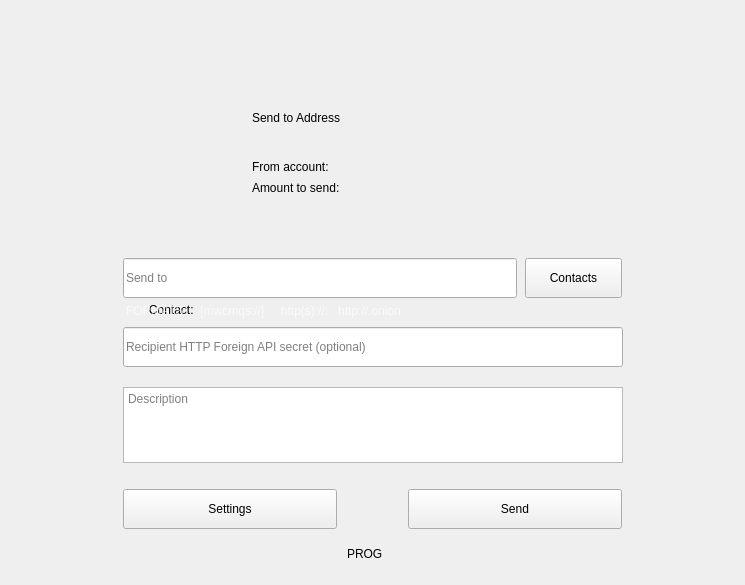
This is windows_desktop/g_sendOnline.ui in 0xkobe/mwc-wallet as Qt 5 draws it before an edit. The edited form follows.
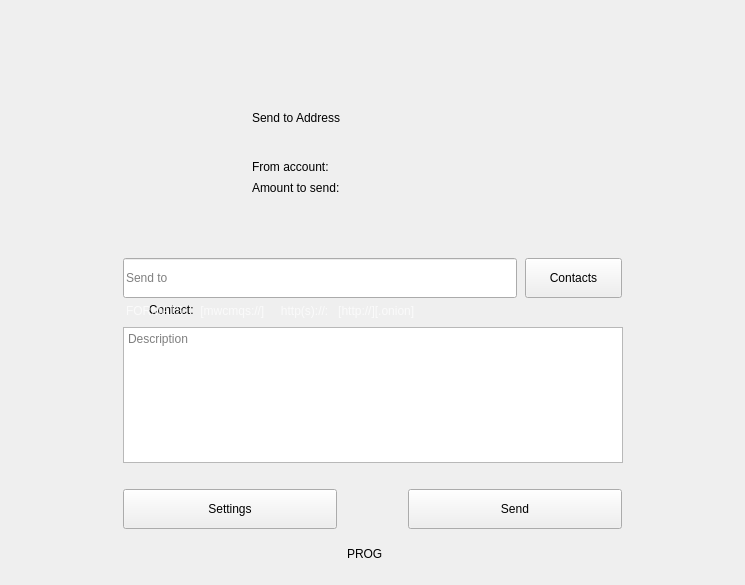
This is the edited form. Icons and pictures are not drawn. Custom widgets are drawn as their Qt base class.

Commit message: https://github.com/mwcproject/mwc-qt-wallet/issues/684 - Slatepacks integration

The edit to the form file:
```diff
--- a/windows_desktop/g_sendOnline.ui
+++ b/windows_desktop/g_sendOnline.ui
@@ -199,6 +199,9 @@
         <property name="cursor">
          <cursorShape>PointingHandCursor</cursorShape>
         </property>
+        <property name="focusPolicy">
+         <enum>Qt::StrongFocus</enum>
+        </property>
         <property name="toolTip">
          <string>Choose a contact to send to</string>
         </property>
@@ -258,6 +261,9 @@
         <property name="cursor">
          <cursorShape>PointingHandCursor</cursorShape>
         </property>
+        <property name="focusPolicy">
+         <enum>Qt::StrongFocus</enum>
+        </property>
         <property name="toolTip">
          <string>Click to change settings. Number of change outputs and required confirmations.</string>
         </property>
@@ -289,6 +295,9 @@
         <property name="cursor">
          <cursorShape>PointingHandCursor</cursorShape>
         </property>
+        <property name="focusPolicy">
+         <enum>Qt::StrongFocus</enum>
+        </property>
         <property name="toolTip">
          <string>Send MWC</string>
         </property>
@@ -339,37 +348,6 @@
          <property name="bottomMargin">
           <number>0</number>
          </property>
-         <item>
-          <widget class="control::MwcLineEditNormal" name="apiSecretEdit">
-           <property name="sizePolicy">
-            <sizepolicy hsizetype="Minimum" vsizetype="Fixed">
-             <horstretch>0</horstretch>
-             <verstretch>0</verstretch>
-            </sizepolicy>
-           </property>
-           <property name="minimumSize">
-            <size>
-             <width>0</width>
-             <height>40</height>
-            </size>
-           </property>
-           <property name="maximumSize">
-            <size>
-             <width>16777215</width>
-             <height>40</height>
-            </size>
-           </property>
-           <property name="text">
-            <string/>
-           </property>
-           <property name="maxLength">
-            <number>1024</number>
-           </property>
-           <property name="placeholderText">
-            <string>Recipient HTTP Foreign API secret (optional)</string>
-           </property>
-          </widget>
-         </item>
          <item>
           <widget class="QTextEdit" name="descriptionEdit">
            <property name="sizePolicy">
@@ -419,7 +397,7 @@
          <string notr="true">color: rgba(255,255,255, 0.7)</string>
         </property>
         <property name="text">
-         <string>FORMATS:    [mwcmqs://]&lt;mqs_address&gt;     http(s)://&lt;host&gt;:&lt;port&gt;   http://&lt;tor_address&gt;.onion</string>
+         <string>FORMATS:    [mwcmqs://]&lt;mqs_address&gt;     http(s)://&lt;host&gt;:&lt;port&gt;   [http://]&lt;tor_address&gt;[.onion]</string>
         </property>
         <property name="textFormat">
          <enum>Qt::PlainText</enum>
@@ -565,6 +543,11 @@
    <extends>QPushButton</extends>
    <header>control_desktop/MwcPushButton.h</header>
   </customwidget>
+  <customwidget>
+   <class>control::MwcLabelProgress</class>
+   <extends>QLabel</extends>
+   <header>control_desktop/MwcLabelProgress.h</header>
+  </customwidget>
   <customwidget>
    <class>control::MwcLineEditNormal</class>
    <extends>QLineEdit</extends>
@@ -575,11 +558,6 @@
    <extends>QLabel</extends>
    <header>control_desktop/MwcLabel.h</header>
   </customwidget>
-  <customwidget>
-   <class>control::MwcLabelProgress</class>
-   <extends>QLabel</extends>
-   <header>control_desktop/MwcLabelProgress.h</header>
-  </customwidget>
   <customwidget>
    <class>control::MwcLabelTiny</class>
    <extends>QLabel</extends>
```
Left out of the diff: 7 changed lines with no effect on the pictures. The commit also changes 120 other files.
